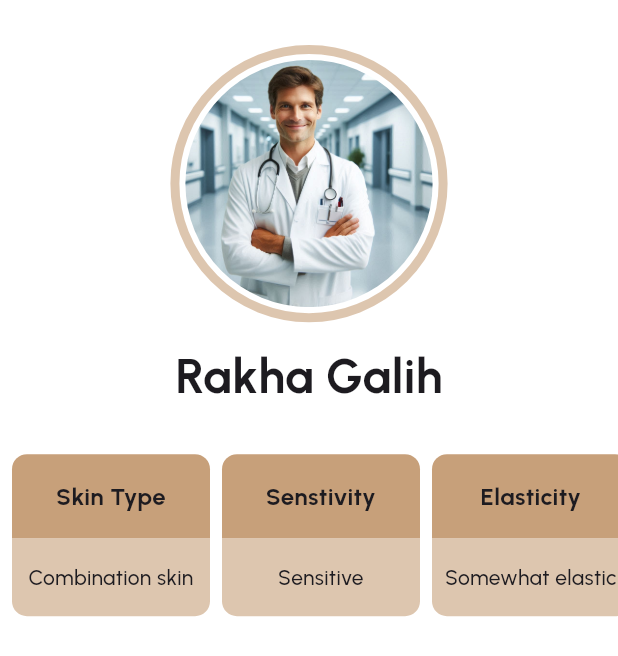
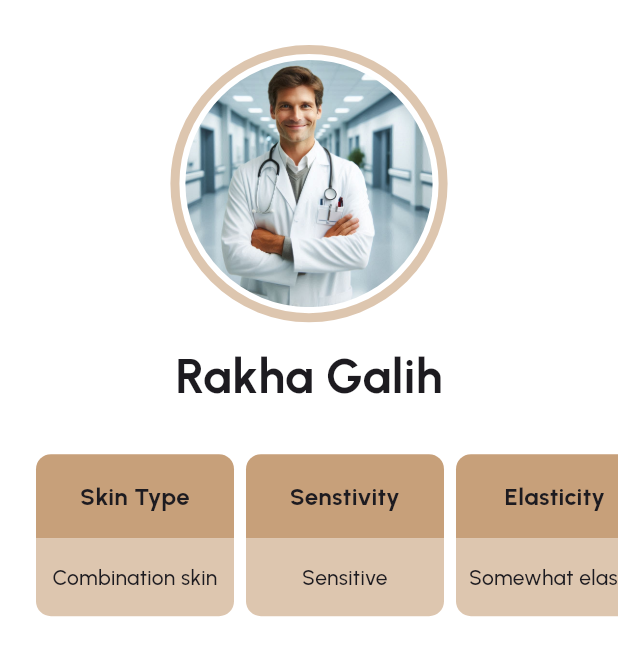
Before and after one commit to RakhaGalih/skincraft, a Flutter app: the ProfileScreen screen opened directly, on a phone screen of 412 x 824 dp. Shown: the top 656 px of the screen. Run offline on Flutter 3.47's test engine with Material 3 defaults, Android fonts, the phone set to English and light mode, and no system bars; our stand-ins replace file_picker.

Commit message:
mengupdate bagian profil

```diff
--- a/lib/pages/dashboard/home/presentation/screens/profile_screen.dart
+++ b/lib/pages/dashboard/home/presentation/screens/profile_screen.dart
@@ -1,5 +1,4 @@
 import 'package:flutter/material.dart';
-import 'package:skincraft/core/components/border_card.dart';
 import 'package:skincraft/core/theme/app_colors.dart';
 import 'package:skincraft/core/theme/app_sizes.dart';
 import 'package:skincraft/core/theme/app_typography.dart';
@@ -79,6 +78,9 @@ class _ProfileScreenState extends State<ProfileScreen> {
               SizedBox(
                 height: 120,
                 child: SingleChildScrollView(
+                    padding: EdgeInsets.only(
+                      left: context.as.padding,
+                    ),
                     scrollDirection: Axis.horizontal,
                     child: Row(
                         children: List.generate(skinTypes.length, (index) {
@@ -102,7 +104,6 @@ class _ProfileScreenState extends State<ProfileScreen> {
                                   textAlign: TextAlign.center,
                                   style: AppTypograph.label1.bold),
                             ),
-
                             Container(
                               width: 132,
                               padding: EdgeInsets.symmetric(
```
